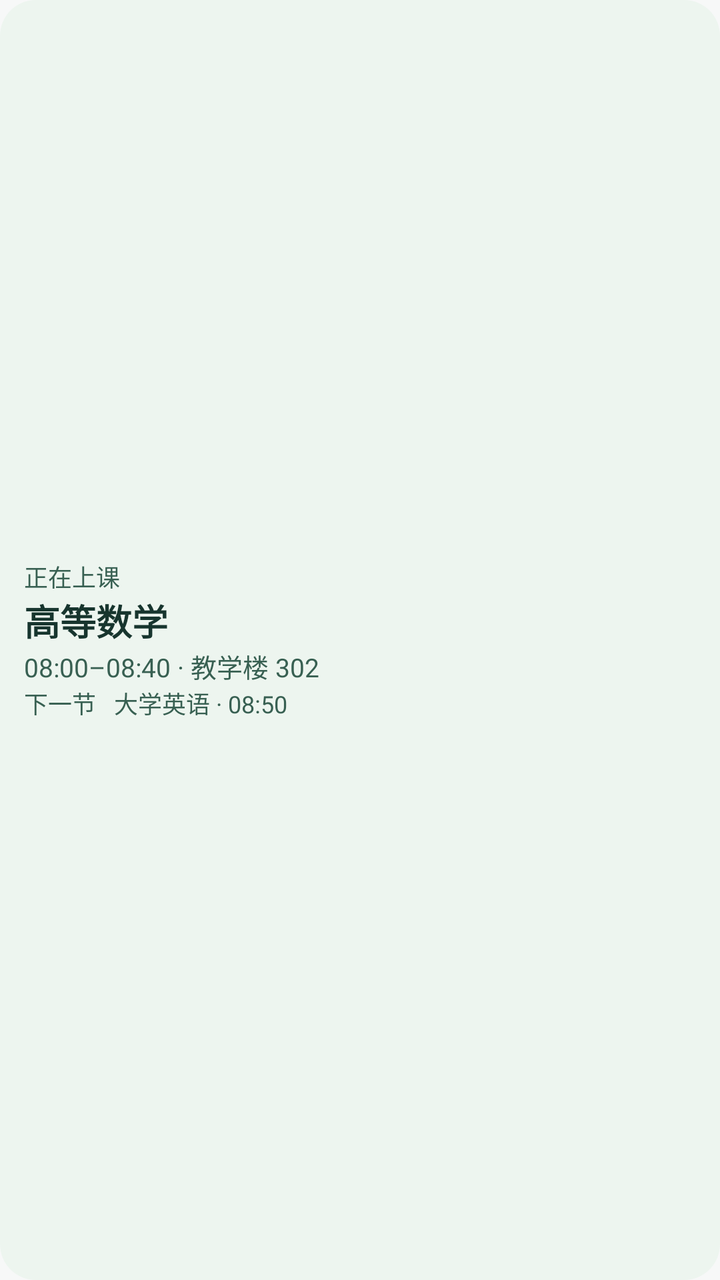
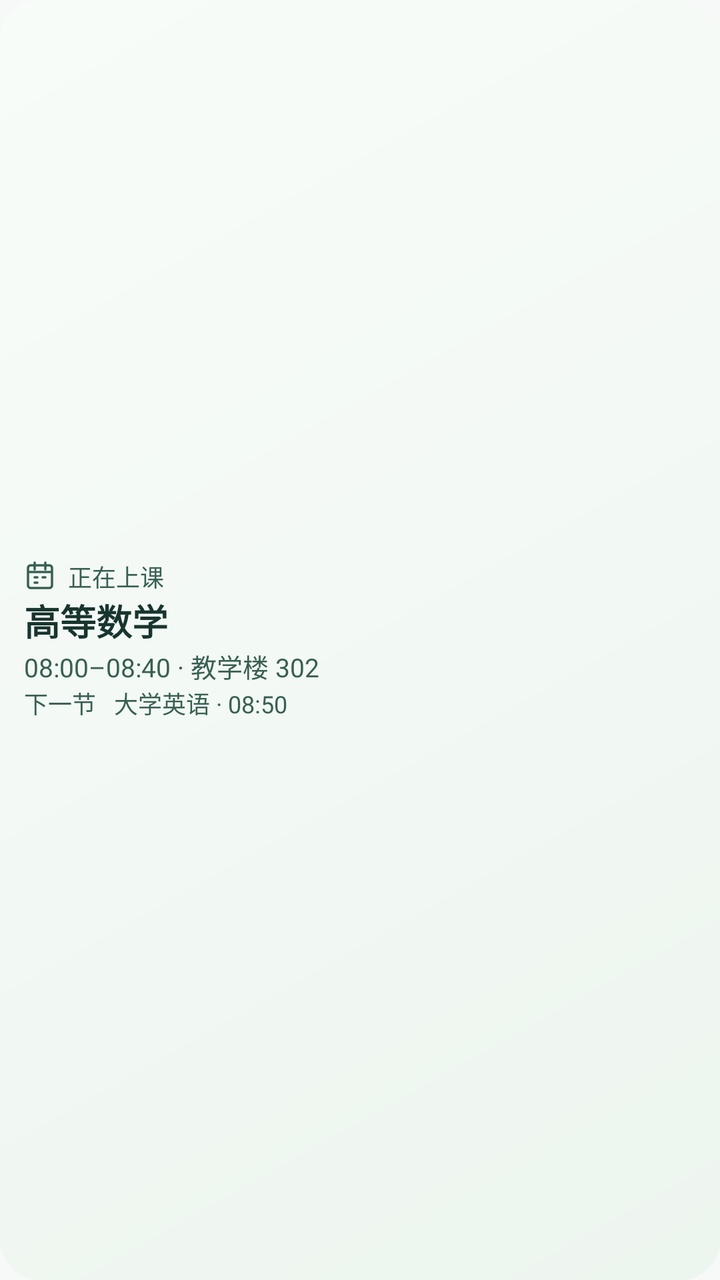

Before-and-after screenshots of an Android layout around one commit, followed by the original layout XML and the change that was made.
<!-- AndroidManifest.xml: application theme Theme.ClassTools -->
<!-- res/layout/widget_preview_timetable.xml -->
<LinearLayout xmlns:android="http://schemas.android.com/apk/res/android" android:layout_width="match_parent"
    android:layout_height="match_parent" android:gravity="center_vertical" android:orientation="vertical"
    android:background="@drawable/timetable_widget_background" android:padding="12dp">
    <TextView android:layout_width="match_parent" android:layout_height="wrap_content" android:textColor="@color/widget_accent" android:textSize="12sp" android:text="正在上课" />
    <TextView android:layout_width="match_parent" android:layout_height="wrap_content" android:textColor="@color/widget_ink" android:textSize="18sp" android:textStyle="bold" android:maxLines="1" android:ellipsize="end" android:text="高等数学" />
    <TextView android:layout_width="match_parent" android:layout_height="wrap_content" android:textColor="@color/widget_accent" android:textSize="13sp" android:maxLines="1" android:ellipsize="end" android:text="08:00–08:40 · 教学楼 302" />
    <TextView android:layout_width="match_parent" android:layout_height="wrap_content" android:singleLine="true" android:ellipsize="end" android:textSize="12sp" android:textColor="@color/widget_accent" android:text="下一节   大学英语 · 08:50" />
</LinearLayout>
<!-- resources referenced by this layout -->
<resources>
  <color name="widget_accent">#386052</color>
  <color name="widget_ink">#17352E</color>
  <!-- drawable timetable_widget_background (drawable) -->
  <shape xmlns:android="http://schemas.android.com/apk/res/android" android:shape="rectangle">
      <solid android:color="@color/widget_paper" />
      <corners android:radius="18dp" />
  </shape>
  <style name="Theme.ClassTools" parent="android:Theme.Material.Light.NoActionBar">
          <item name="android:windowBackground">@color/ct_window_background</item>
          <item name="android:windowNoTitle">true</item>
          <item name="android:windowActionModeOverlay">true</item>
          <item name="android:statusBarColor">@android:color/transparent</item>
          <item name="android:navigationBarColor">@android:color/transparent</item>
          <item name="android:windowLightStatusBar">true</item>
          <item name="android:windowLightNavigationBar">true</item>
      </style>
  <color name="widget_paper">#EDF5EF</color>
  <color name="ct_window_background">#F7F8F8</color>
</resources>

<!-- the commit's change to res/layout/widget_preview_timetable.xml (unified diff, before → after) -->
@@ -1,7 +1,8 @@
 <LinearLayout xmlns:android="http://schemas.android.com/apk/res/android" android:layout_width="match_parent"
     android:layout_height="match_parent" android:gravity="center_vertical" android:orientation="vertical"
     android:background="@drawable/timetable_widget_background" android:padding="12dp">
-    <TextView android:layout_width="match_parent" android:layout_height="wrap_content" android:textColor="@color/widget_accent" android:textSize="12sp" android:text="正在上课" />
+    <TextView android:drawableStart="@drawable/widget_icon_timetable" android:drawablePadding="6dp"
+        android:gravity="center_vertical" android:fontFamily="sans-serif-medium" android:layout_width="match_parent" android:layout_height="wrap_content" android:textColor="@color/widget_accent" android:textSize="12sp" android:text="正在上课" />
     <TextView android:layout_width="match_parent" android:layout_height="wrap_content" android:textColor="@color/widget_ink" android:textSize="18sp" android:textStyle="bold" android:maxLines="1" android:ellipsize="end" android:text="高等数学" />
     <TextView android:layout_width="match_parent" android:layout_height="wrap_content" android:textColor="@color/widget_accent" android:textSize="13sp" android:maxLines="1" android:ellipsize="end" android:text="08:00–08:40 · 教学楼 302" />
     <TextView android:layout_width="match_parent" android:layout_height="wrap_content" android:singleLine="true" android:ellipsize="end" android:textSize="12sp" android:textColor="@color/widget_accent" android:text="下一节   大学英语 · 08:50" />
<!-- resource entries referenced after the edit -->
@@ -4,9 +4,16 @@
   <color name="widget_ink">#17352E</color>
   <!-- drawable timetable_widget_background (drawable) -->
   <shape xmlns:android="http://schemas.android.com/apk/res/android" android:shape="rectangle">
-      <solid android:color="@color/widget_paper" />
-      <corners android:radius="18dp" />
+      <gradient android:angle="315" android:startColor="@color/widget_green_highlight" android:endColor="@color/widget_paper" />
+      <corners android:radius="20dp" />
   </shape>
+  <!-- drawable widget_icon_timetable (drawable) -->
+  <vector xmlns:android="http://schemas.android.com/apk/res/android"
+      android:width="16dp" android:height="16dp" android:viewportWidth="24" android:viewportHeight="24">
+      <path android:fillColor="@android:color/transparent" android:strokeColor="@color/widget_accent"
+          android:strokeWidth="1.8" android:strokeLineCap="round" android:strokeLineJoin="round"
+          android:pathData="M5,4h14a2,2 0,0 1,2 2v13a2,2 0,0 1,-2 2H5a2,2 0,0 1,-2 -2V6a2,2 0,0 1,2 -2z M8,2v5 M16,2v5 M3,9h18 M8,13h2 M14,13h2 M8,17h2" />
+  </vector>
   <style name="Theme.ClassTools" parent="android:Theme.Material.Light.NoActionBar">
           <item name="android:windowBackground">@color/ct_window_background</item>
           <item name="android:windowNoTitle">true</item>
@@ -16,6 +23,7 @@
           <item name="android:windowLightStatusBar">true</item>
           <item name="android:windowLightNavigationBar">true</item>
       </style>
+  <color name="widget_green_highlight">#F8FCF9</color>
   <color name="widget_paper">#EDF5EF</color>
   <color name="ct_window_background">#F7F8F8</color>
 </resources>
